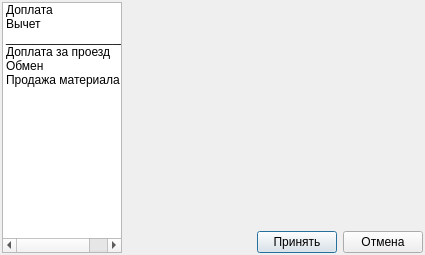
Qt form ui/pay_plus_minus.ui (Meller008/CRM-Avi) before a commit.
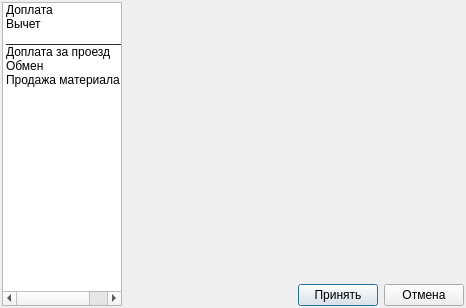
The same form after that commit.

The edit to the form file:
```diff
--- a/ui/pay_plus_minus.ui
+++ b/ui/pay_plus_minus.ui
@@ -6,8 +6,8 @@
    <rect>
     <x>0</x>
     <y>0</y>
-    <width>425</width>
-    <height>255</height>
+    <width>466</width>
+    <height>308</height>
    </rect>
   </property>
   <property name="windowTitle">
```
